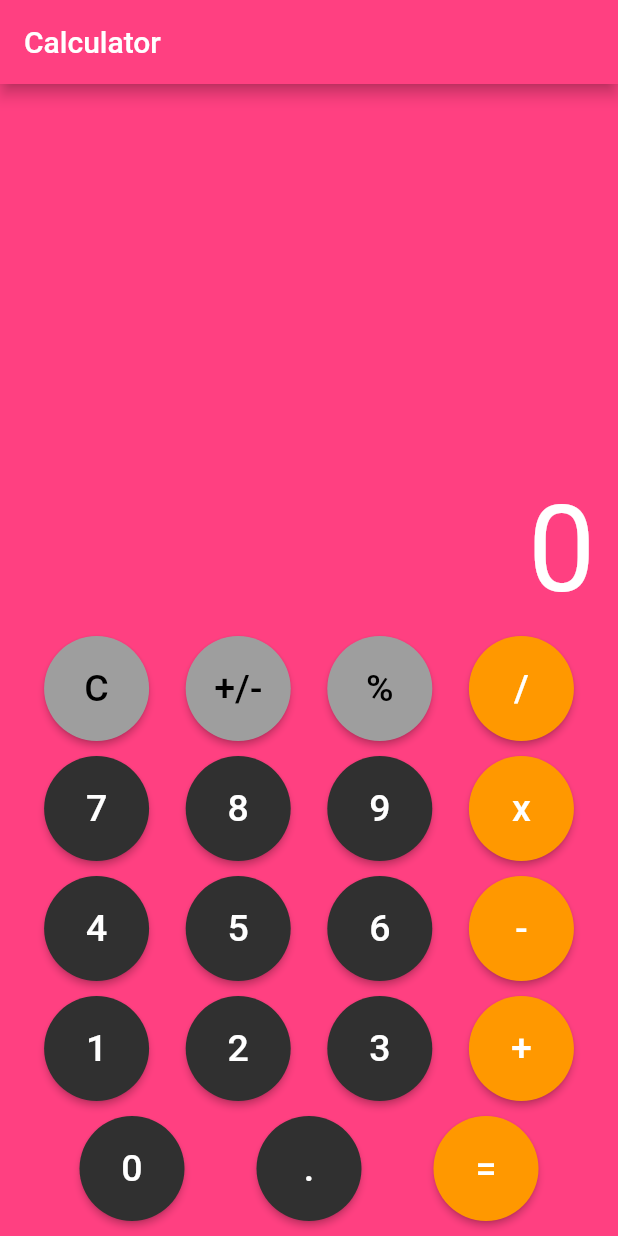
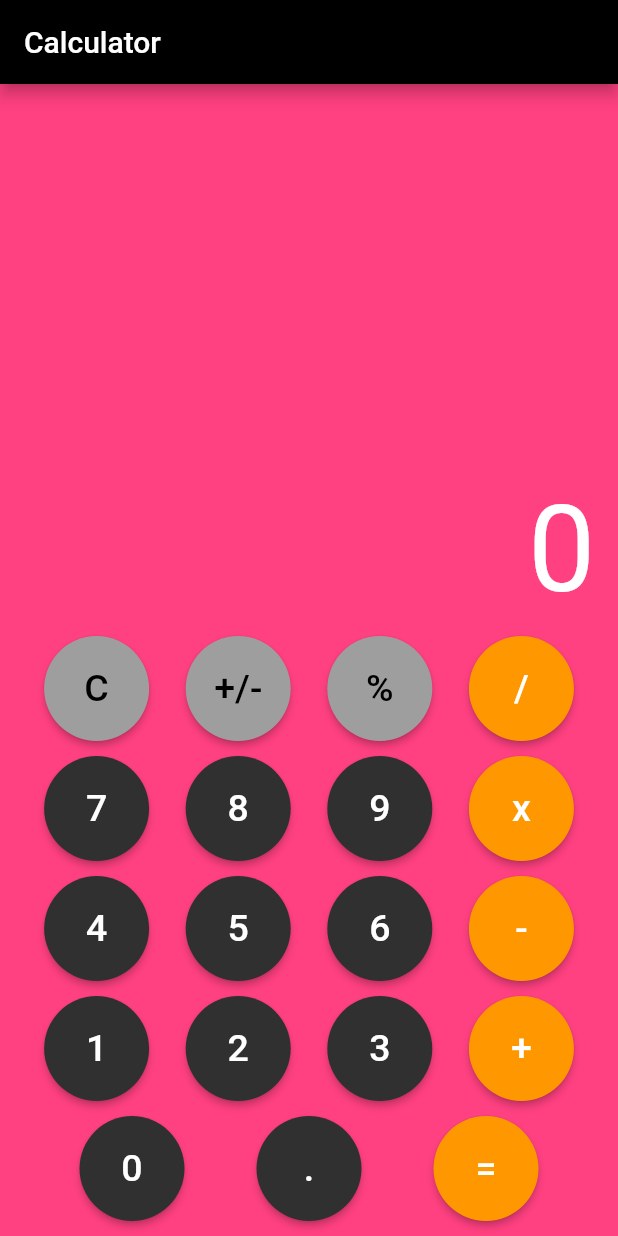
Before and after one commit to Nuuteen/Lab7, a Flutter app: the screen it shows after launch, on a phone screen of 412 x 824 dp. Run offline on Flutter 3.47's test engine with Material 2 defaults, Android fonts, the phone set to English and light mode, and no system bars; our stand-ins replace math_expressions.

Commit message:
Update calculator.dart

```diff
--- a/Calculator/flutter_application_3/lib/calculator.dart
+++ b/Calculator/flutter_application_3/lib/calculator.dart
@@ -37,7 +37,7 @@ class _CalculatorState extends State<Calculator> {
       backgroundColor: Colors.pinkAccent,
       appBar: AppBar(
         title: Text("Calculator"),
-        backgroundColor: Colors.pinkAccent,
+        backgroundColor: Colors.black,
       ),
       body: Padding(
         padding: EdgeInsets.symmetric(horizontal: 5),
@@ -153,4 +153,45 @@ class _CalculatorState extends State<Calculator> {
 
   String result = "0";
   String expression = "";
+  // Logic
+//   int firstNumber = 0;
+//   int secondNumber = 0;
+//   String result = "";
+
+//   String operation = "";
+
+//   void calculate(String btnText) {
+//     if (btnText == "C") {
+//       result = "";
+//       text = "";
+//       firstNumber = 0;
+//       secondNumber = 0;
+//     } else if (btnText == "+" ||
+//         btnText == "-" ||
+//         btnText == "x" ||
+//         btnText == "/") {
+//       firstNumber = int.parse(text);
+//       result = "";
+//       operation = btnText;
+//     } else if (btnText == "=") {
+//       secondNumber = int.parse(text);
+//       if (operation == "+") {
+//         result = (firstNumber + secondNumber).toString();
+//       }
+//       if (operation == "-") {
+//         result = (firstNumber - secondNumber).toString();
+//       }
+//       if (operation == "x") {
+//         result = (firstNumber * secondNumber).toString();
+//       }
+//       if (operation == "/") {
+//         result = (firstNumber ~/ secondNumber).toString();
+//       }
+//     } else {
+//       result = int.parse(text + btnText).toString();
+//     }
+//     setState(() {
+//       text = result;
+//     });
+//   }
 }
```
